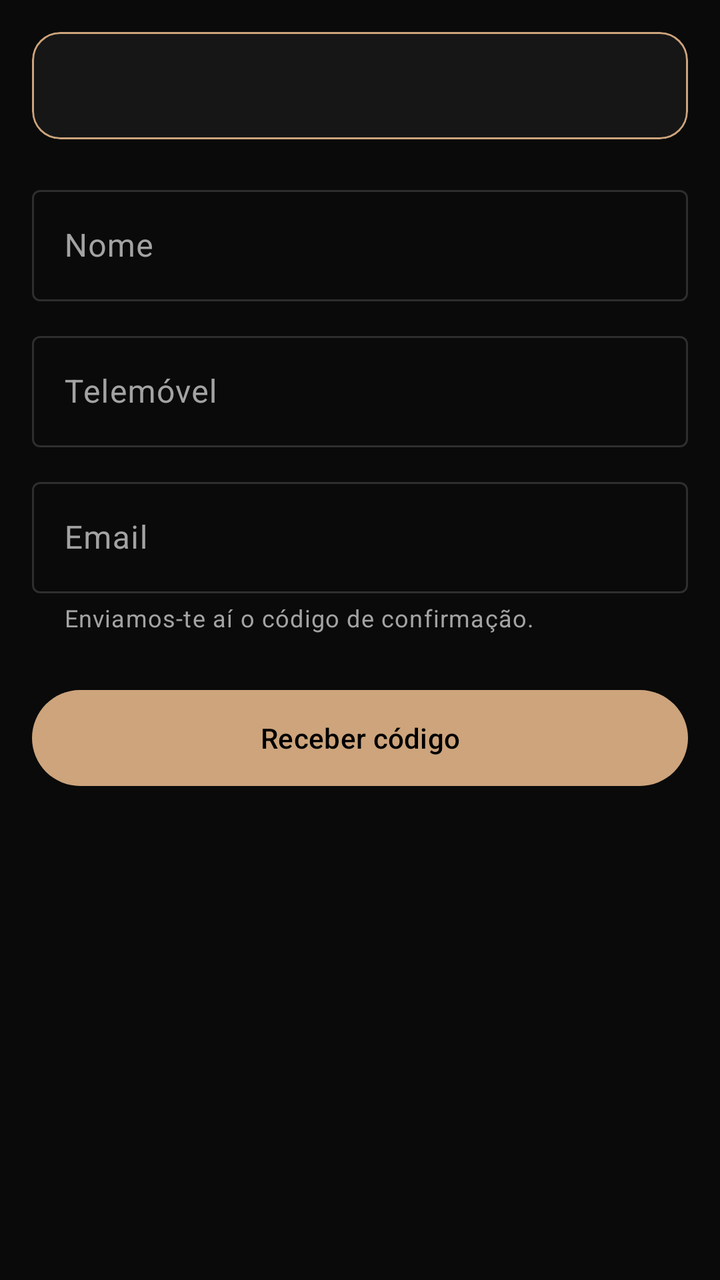
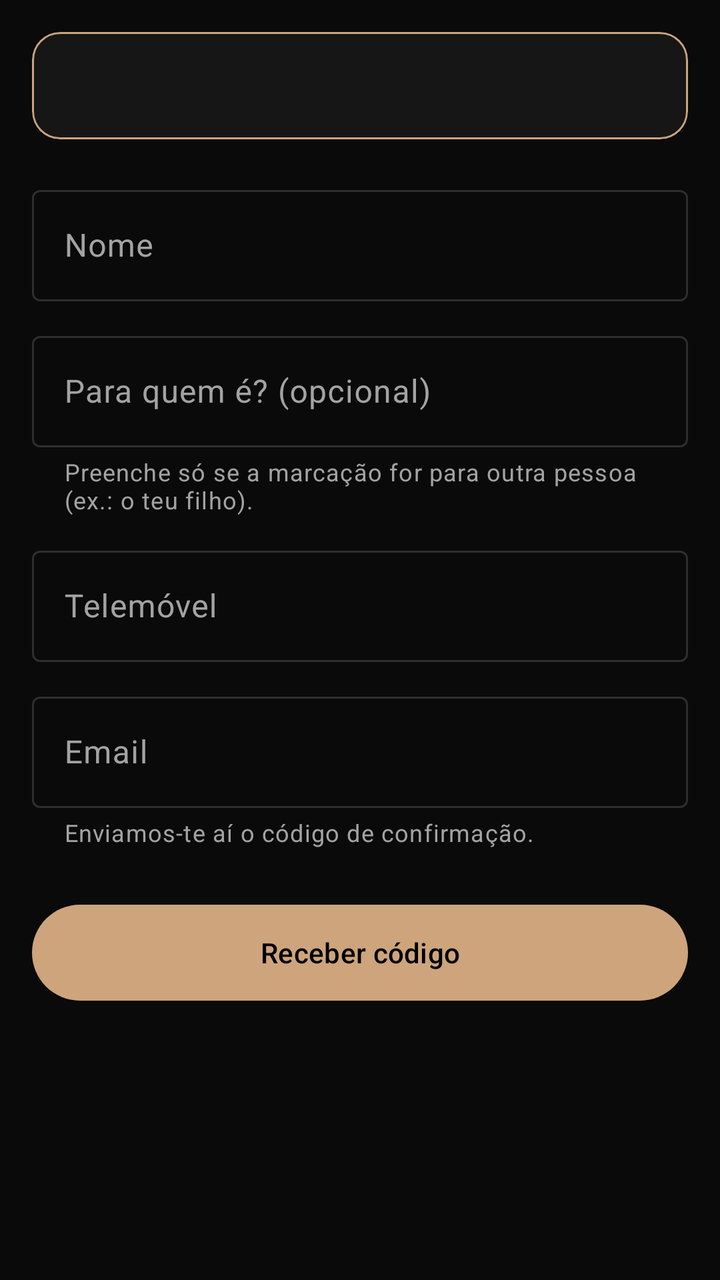

Before-and-after screenshots of an Android layout around one commit, followed by the original layout XML and the change that was made.
<!-- AndroidManifest.xml: application theme Theme.BarberFlow -->
<!-- res/layout/fragment_dados_cliente.xml -->
<?xml version="1.0" encoding="utf-8"?>
<ScrollView xmlns:android="http://schemas.android.com/apk/res/android"
    xmlns:app="http://schemas.android.com/apk/res-auto"
    android:layout_width="match_parent"
    android:layout_height="match_parent">

    <LinearLayout
        android:layout_width="match_parent"
        android:layout_height="wrap_content"
        android:orientation="vertical"
        android:padding="16dp">

        <com.google.android.material.card.MaterialCardView
            style="@style/BarberFlow.Cartao"
            android:layout_width="match_parent"
            android:layout_height="wrap_content"
            app:strokeColor="@color/bf_dourado">

            <TextView
                android:id="@+id/resumo"
                android:layout_width="match_parent"
                android:layout_height="wrap_content"
                android:lineSpacingExtra="4dp"
                android:padding="16dp"
                android:textColor="@color/bf_texto"
                android:textSize="16sp" />
        </com.google.android.material.card.MaterialCardView>

        <com.google.android.material.textfield.TextInputLayout
            android:id="@+id/campoNome"
            style="@style/Widget.Material3.TextInputLayout.OutlinedBox"
            android:layout_width="match_parent"
            android:layout_height="wrap_content"
            android:layout_marginTop="20dp"
            android:hint="@string/dados_nome">

            <com.google.android.material.textfield.TextInputEditText
                android:id="@+id/inputNome"
                android:layout_width="match_parent"
                android:layout_height="wrap_content"
                android:inputType="textPersonName|textCapWords"
                android:maxLength="120" />
        </com.google.android.material.textfield.TextInputLayout>

        <com.google.android.material.textfield.TextInputLayout
            android:id="@+id/campoTelemovel"
            style="@style/Widget.Material3.TextInputLayout.OutlinedBox"
            android:layout_width="match_parent"
            android:layout_height="wrap_content"
            android:layout_marginTop="12dp"
            android:hint="@string/dados_telemovel"
            app:prefixText="+351 ">

            <com.google.android.material.textfield.TextInputEditText
                android:id="@+id/inputTelemovel"
                android:layout_width="match_parent"
                android:layout_height="wrap_content"
                android:inputType="phone"
                android:maxLength="20" />
        </com.google.android.material.textfield.TextInputLayout>

        <com.google.android.material.textfield.TextInputLayout
            android:id="@+id/campoEmail"
            style="@style/Widget.Material3.TextInputLayout.OutlinedBox"
            android:layout_width="match_parent"
            android:layout_height="wrap_content"
            android:layout_marginTop="12dp"
            android:hint="@string/dados_email"
            app:helperText="@string/dados_email_ajuda">

            <com.google.android.material.textfield.TextInputEditText
                android:id="@+id/inputEmail"
                android:layout_width="match_parent"
                android:layout_height="wrap_content"
                android:inputType="textEmailAddress"
                android:maxLength="150" />
        </com.google.android.material.textfield.TextInputLayout>

        <com.google.android.material.button.MaterialButton
            android:id="@+id/botaoConfirmar"
            android:layout_width="match_parent"
            android:layout_height="56dp"
            android:layout_marginTop="24dp"
            android:text="@string/dados_confirmar" />

        <ProgressBar
            android:id="@+id/progresso"
            android:layout_width="wrap_content"
            android:layout_height="wrap_content"
            android:layout_gravity="center"
            android:layout_marginTop="12dp"
            android:visibility="gone" />
    </LinearLayout>
</ScrollView>
<!-- resources referenced by this layout -->
<resources>
  <color name="bf_dourado">#CDA47C</color>
  <color name="bf_texto">#F5F5F5</color>
  <string name="dados_confirmar">Receber código</string>
  <string name="dados_email">Email</string>
  <string name="dados_email_ajuda">Enviamos-te aí o código de confirmação.</string>
  <string name="dados_nome">Nome</string>
  <string name="dados_telemovel">Telemóvel</string>
  <style name="BarberFlow.Cartao" parent="Widget.Material3.CardView.Filled">
          <item name="cardBackgroundColor">@color/bf_superficie</item>
          <item name="cardCornerRadius">14dp</item>
          <item name="strokeColor">@color/bf_contorno</item>
          <item name="strokeWidth">1dp</item>
      </style>
  <style name="Theme.BarberFlow" parent="Theme.Material3.Dark.NoActionBar">
          <item name="colorPrimary">@color/bf_dourado</item>
          <item name="colorOnPrimary">@color/bf_preto</item>
          <item name="colorPrimaryContainer">@color/bf_dourado_escuro</item>
          <item name="colorOnPrimaryContainer">@color/bf_texto</item>
          <item name="colorSecondary">@color/bf_dourado</item>
          <item name="colorOnSecondary">@color/bf_preto</item>
          <item name="colorSecondaryContainer">@color/bf_superficie_alta</item>
          <item name="colorOnSecondaryContainer">@color/bf_dourado</item>
          <item name="android:colorBackground">@color/bf_fundo</item>
          <item name="colorSurface">@color/bf_fundo</item>
          <item name="colorSurfaceContainer">@color/bf_superficie</item>
          <item name="colorSurfaceContainerLow">@color/bf_superficie</item>
          <item name="colorSurfaceContainerHigh">@color/bf_superficie_alta</item>
          <item name="colorOnSurface">@color/bf_texto</item>
          <item name="colorOnSurfaceVariant">@color/bf_texto_secundario</item>
          <item name="colorOutline">@color/bf_contorno</item>
          <item name="colorError">@color/bf_erro</item>
          <item name="android:windowBackground">@color/bf_fundo</item>
          <item name="android:statusBarColor">@color/bf_fundo</item>
          <item name="android:navigationBarColor">@color/bf_superficie</item>
      </style>
  <color name="bf_superficie">#161616</color>
  <color name="bf_contorno">#2E2E2E</color>
  <color name="bf_preto">#000000</color>
  <color name="bf_dourado_escuro">#8F6E4E</color>
  <color name="bf_superficie_alta">#202020</color>
  <color name="bf_fundo">#0A0A0A</color>
  <color name="bf_texto_secundario">#A3A3A3</color>
  <color name="bf_erro">#F87171</color>
</resources>

<!-- the commit's change to res/layout/fragment_dados_cliente.xml (unified diff, before → after) -->
@@ -36,6 +36,23 @@
 
             <com.google.android.material.textfield.TextInputEditText
                 android:id="@+id/inputNome"
+                android:layout_width="match_parent"
+                android:layout_height="wrap_content"
+                android:inputType="textPersonName|textCapWords"
+                android:maxLength="120" />
+        </com.google.android.material.textfield.TextInputLayout>
+
+        <com.google.android.material.textfield.TextInputLayout
+            android:id="@+id/campoParaNome"
+            style="@style/Widget.Material3.TextInputLayout.OutlinedBox"
+            android:layout_width="match_parent"
+            android:layout_height="wrap_content"
+            android:layout_marginTop="12dp"
+            android:hint="@string/dados_para_nome"
+            app:helperText="@string/dados_para_nome_ajuda">
+
+            <com.google.android.material.textfield.TextInputEditText
+                android:id="@+id/inputParaNome"
                 android:layout_width="match_parent"
                 android:layout_height="wrap_content"
                 android:inputType="textPersonName|textCapWords"
<!-- resource entries referenced after the edit -->
@@ -6,6 +6,8 @@
   <string name="dados_email">Email</string>
   <string name="dados_email_ajuda">Enviamos-te aí o código de confirmação.</string>
   <string name="dados_nome">Nome</string>
+  <string name="dados_para_nome">Para quem é? (opcional)</string>
+  <string name="dados_para_nome_ajuda">Preenche só se a marcação for para outra pessoa (ex.: o teu filho).</string>
   <string name="dados_telemovel">Telemóvel</string>
   <style name="BarberFlow.Cartao" parent="Widget.Material3.CardView.Filled">
           <item name="cardBackgroundColor">@color/bf_superficie</item>
